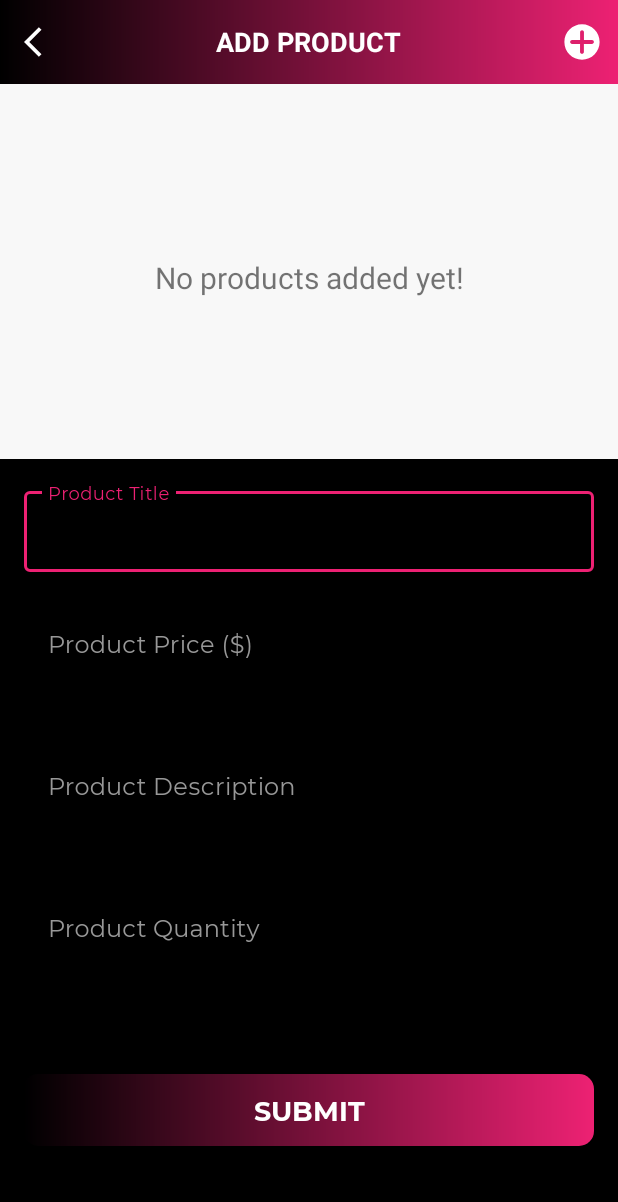
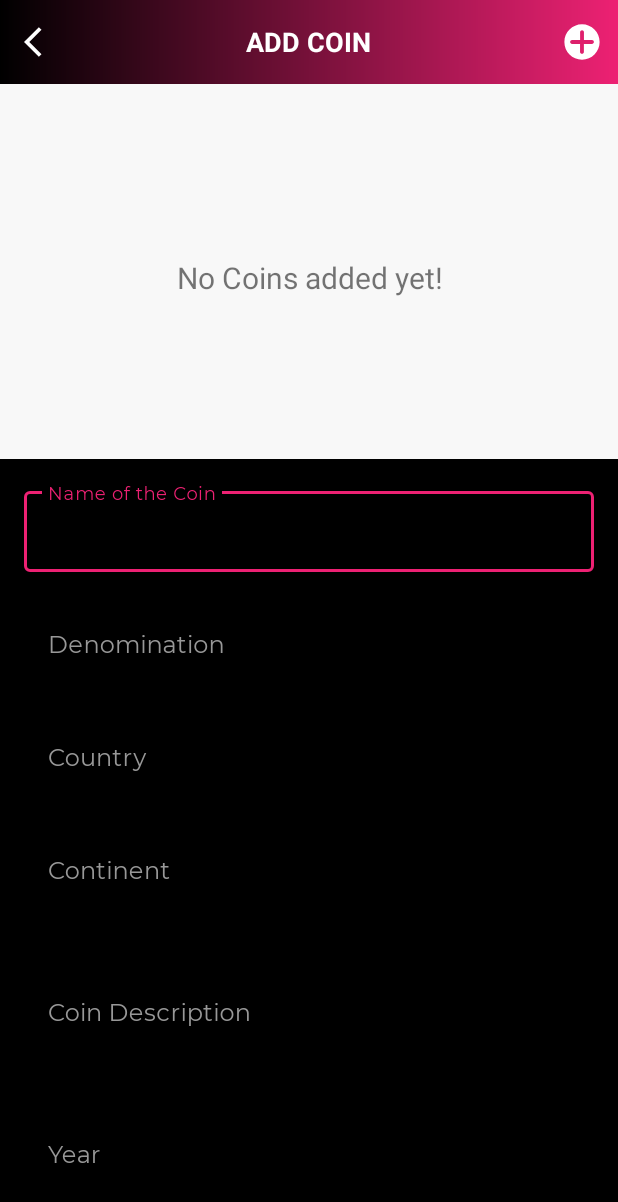
Before and after one commit to Prashanth-Bhat-99/Numismatics, an Android app: the fragment ProductsFragment placed in its activity, on a phone screen of 412 x 824 dp. Shown: the top 1202 px of the screen. Run offline under Robolectric (Android 15) with nearby library versions, the phone set to English and light mode, and no system bars; our stand-ins replace Firebase (no records; nobody signed in at launch, a user with empty details on screens opened directly).

Commit message:
part 6, div 5

```diff
--- a/MyShopPal_Version_62/app/src/main/res/layout/activity_add_product.xml
+++ b/MyShopPal_Version_62/app/src/main/res/layout/activity_add_product.xml
@@ -119,6 +119,55 @@
                     android:textSize="@dimen/et_textSize" />
             </com.google.android.material.textfield.TextInputLayout>
 
+            <com.google.android.material.textfield.TextInputLayout
+                android:id="@+id/til_country"
+                style="@style/Widget.MaterialComponents.TextInputLayout.OutlinedBox"
+                android:layout_width="match_parent"
+                android:layout_height="wrap_content"
+                android:layout_marginStart="16dp"
+                android:layout_marginTop="16dp"
+                android:layout_marginEnd="16dp"
+                android:hint="@string/et_hint_country"
+                android:textColorHint="@color/colorSecondaryText"
+                app:layout_constraintEnd_toEndOf="parent"
+                app:layout_constraintStart_toStartOf="parent"
+                app:layout_constraintTop_toBottomOf="@id/til_product_price">
+
+                <com.securenumismatics.utils.MSPEditText
+                    android:id="@+id/et_country"
+                    android:layout_width="match_parent"
+                    android:layout_height="wrap_content"
+                    android:inputType="text"
+                    android:padding="@dimen/et_padding"
+                    android:textColor="@color/colorWhite"
+                    android:textSize="@dimen/et_textSize" />
+            </com.google.android.material.textfield.TextInputLayout>
+
+            <com.google.android.material.textfield.TextInputLayout
+                android:id="@+id/til_continent"
+                style="@style/Widget.MaterialComponents.TextInputLayout.OutlinedBox"
+                android:layout_width="match_parent"
+                android:layout_height="wrap_content"
+                android:layout_marginStart="16dp"
+                android:layout_marginTop="16dp"
+                android:layout_marginEnd="16dp"
+                android:hint="@string/et_hint_continent"
+                android:textColorHint="@color/colorSecondaryText"
+                app:layout_constraintEnd_toEndOf="parent"
+                app:layout_constraintStart_toStartOf="parent"
+                app:layout_constraintTop_toBottomOf="@id/til_country">
+
+                <com.securenumismatics.utils.MSPEditText
+                    android:id="@+id/et_continent"
+                    android:layout_width="match_parent"
+                    android:layout_height="wrap_content"
+                    android:inputType="text"
+                    android:padding="@dimen/et_padding"
+                    android:textColor="@color/colorWhite"
+                    android:textSize="@dimen/et_textSize" />
+            </com.google.android.material.textfield.TextInputLayout>
+
+
 
             <com.google.android.material.textfield.TextInputLayout
                 android:id="@+id/til_product_description"
@@ -132,7 +181,7 @@
                 android:textColorHint="@color/colorSecondaryText"
                 app:layout_constraintEnd_toEndOf="parent"
                 app:layout_constraintStart_toStartOf="parent"
-                app:layout_constraintTop_toBottomOf="@id/til_product_price">
+                app:layout_constraintTop_toBottomOf="@id/til_continent">
 
                 <com.securenumismatics.utils.MSPEditText
                     android:id="@+id/et_product_description"
--- a/MyShopPal_Version_62/app/src/main/res/values/dimens.xml
+++ b/MyShopPal_Version_62/app/src/main/res/values/dimens.xml
@@ -96,8 +96,9 @@
     <dimen name="product_detail_image_height">250dp</dimen>
     <dimen name="product_details_title_price_marginTop">16dp</dimen>
     <dimen name="product_details_title_price_padding">16dp</dimen>
+    <dimen name="product_details_country_continent_padding">10dp</dimen>
     <dimen name="product_details_title_textSize">16sp</dimen>
-    <dimen name="product_details_price_textSize">14sp</dimen>
+    <dimen name="product_details_price_textSize">30sp</dimen>
     <dimen name="product_details_label_textSize">16sp</dimen>
     <dimen name="product_details_label_margin">16dp</dimen>
     <dimen name="product_details_stock_quantity_paddingStartEnd">16dp</dimen>
--- a/MyShopPal_Version_62/app/src/main/res/values/strings.xml
+++ b/MyShopPal_Version_62/app/src/main/res/values/strings.xml
@@ -59,7 +59,7 @@
 
 
     <string name="title_dashboard">Dashboard</string>
-    <string name="title_products">Products</string>
+    <string name="title_products">Coins</string>
     <string name="title_orders">Orders</string>
 
     <string name="please_click_back_again_to_exit">Please click back again to exit.</string>
@@ -73,43 +73,47 @@
 
     <string name="title_edit_profile">EDIT PROFILE</string>
 
-    <string name="action_add_product">Add Product</string>
+    <string name="action_add_product">Add Coin</string>
 
-    <string name="title_add_product">ADD PRODUCT</string>
-    <string name="et_hint_product_title">Product Title</string>
-    <string name="et_hint_product_price">Product Price ($)</string>
-    <string name="et_hint_product_description">Product Description</string>
-    <string name="et_hint_product_quantity">Product Quantity</string>
+    <string name="title_add_product">ADD COIN</string>
+    <string name="et_hint_product_title">Name of the Coin</string>
+    <string name="et_hint_product_price">Denomination</string>
+    <string name="et_hint_country">Country</string>
+    <string name="et_hint_continent">Continent</string>
+    <string name="et_hint_product_description">Coin Description</string>
+    <string name="et_hint_product_quantity">Year</string>
 
-    <string name="err_msg_select_product_image">Please select product image.</string>
-    <string name="err_msg_enter_product_title">Please enter product title.</string>
-    <string name="err_msg_enter_product_price">Please enter product price.</string>
-    <string name="err_msg_enter_product_description">Please enter product description.</string>
-    <string name="err_msg_enter_product_quantity">Please enter product quantity.</string>
+    <string name="err_msg_select_product_image">Please select Coin Image.</string>
+    <string name="err_msg_enter_product_title">Please enter Coin Title.</string>
+    <string name="err_msg_enter_product_price">Please enter Coin Denomination.</string>
+    <string name="err_msg_enter_product_description">Please enter Coin description.</string>
+    <string name="err_msg_enter_product_quantity">Please enter Coin Year.</string>
 
-    <string name="product_uploaded_success_message">Your product is uploaded successfully.</string>
-    <string name="no_products_added_yet">No products added yet!</string>
-    <string name="no_dashboard_item_found">No items found!</string>
+    <string name="product_uploaded_success_message">Your Coin is uploaded successfully.</string>
+    <string name="no_products_added_yet">No Coins added yet!</string>
+    <string name="no_dashboard_item_found">No Coins found!</string>
 
-    <string name="product_delete_success_message">Your product is deleted successfully.</string>
+    <string name="product_delete_success_message">Your Coin is deleted successfully.</string>
     <string name="delete_dialog_title">Delete</string>
-    <string name="delete_dialog_message">Are you sure you want to delete the product?</string>
+    <string name="delete_dialog_message">Are you sure you want to delete the Coin?</string>
     <string name="yes">Yes</string>
     <string name="no">No</string>
 
-    <string name="title_product_details">PRODUCT DETAILS</string>
-    <string name="lbl_product_description">Product Description</string>
-    <string name="lbl_product_details_stock_quantity">Stock Quantity</string>
+    <string name="title_product_details">COIN DETAILS</string>
+    <string name="lbl_product_description">Coin Description</string>
+    <string name="lbl_country">Country</string>
+    <string name="lbl_continent">Continent</string>
+    <string name="lbl_product_details_stock_quantity">Year</string>
 
-    <string name="btn_lbl_add_to_cart">ADD TO CART</string>
-    <string name="success_message_item_added_to_cart">Product is added to your cart.</string>
+    <string name="btn_lbl_add_to_cart">ADD TO FAVORITES</string>
+    <string name="success_message_item_added_to_cart">Coin is added to your Favorites.</string>
     <string name="btn_lbl_go_to_cart">GO TO CART</string>
 
-    <string name="title_my_cart">MY CART</string>
-    <string name="no_cart_item_found">No item found in cart!</string>
+    <string name="title_my_cart">MY FAVORITES</string>
+    <string name="no_cart_item_found">No coin found in cart!</string>
     <string name="lbl_subtotal">Subtotal</string>
     <string name="lbl_shipping_charge">Shipping Charge</string>
     <string name="lbl_total_amount">Total Amount</string>
     <string name="btn_lbl_checkout">Checkout</string>
-    <string name="action_cart">My Cart</string>
+    <string name="action_cart">Favorites</string>
 </resources>
```
Also changed, not shown: MyShopPal_Version_62/app/src/main/res/layout/activity_product_details.xml (+61 -4 lines), 1 other file.
